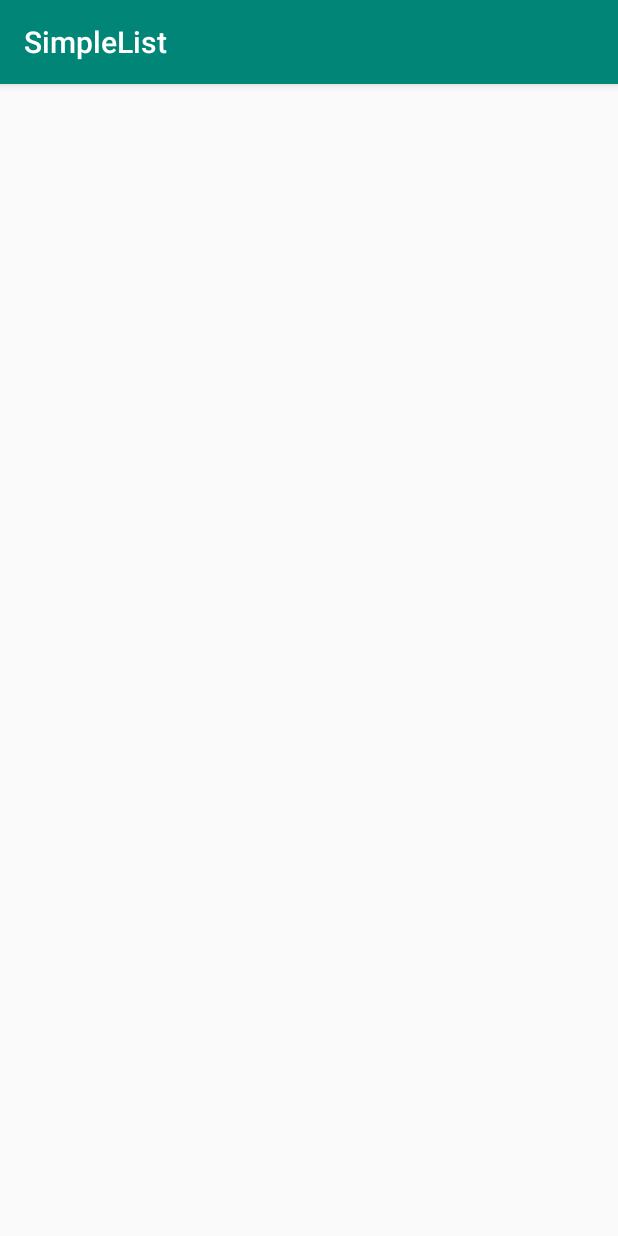
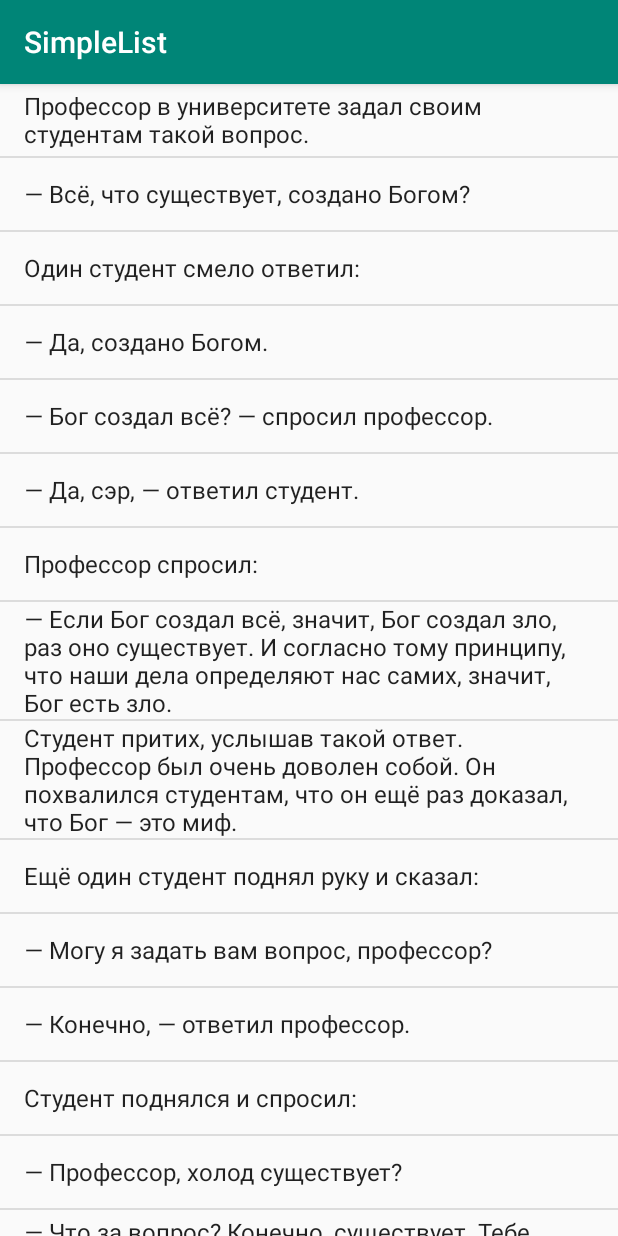
Before and after one commit to kohnoir/SimpleList, an Android app: the screen it shows after launch (MainActivity), on a phone screen of 412 x 824 dp. Run offline under Robolectric (Android 15) with nearby library versions, the phone set to English and light mode, and no system bars.

Commit message:
Caused by: java.lang.NullPointerException: Attempt to invoke virtual method 'android.content.res.Resources android.content.Context.getResources()' on a null object reference

```diff
--- a/app/src/main/java/com/example/simplelist/MainActivity.java
+++ b/app/src/main/java/com/example/simplelist/MainActivity.java
@@ -6,6 +6,7 @@ import androidx.swiperefreshlayout.widget.SwipeRefreshLayout;
 
 import android.content.Context;
 import android.content.SharedPreferences;
+import android.os.BaseBundle;
 import android.os.Bundle;
 import android.view.View;
 import android.widget.AdapterView;
@@ -23,10 +24,8 @@ public class MainActivity extends AppCompatActivity {
     public static final String MY_PREFERENCES = "MyPrefs";
     SwipeRefreshLayout swipeLayout;
     ArrayList<HashMap<String, String>> arrayList = new ArrayList<>();
-    SimpleAdapter adapter;
     HashMap<String, String> map;
-    String[] values = prepareContent();
-
+    BaseAdapter listContentAdapter;
     @Override
     protected void onCreate(Bundle savedInstanceState) {
         super.onCreate(savedInstanceState);
@@ -36,13 +35,13 @@ public class MainActivity extends AppCompatActivity {
 
         map = new HashMap<>();
         for (int i = 0; i < prepareContent().length; i++) {
-            String string = String.valueOf(i);
+            String string = String.valueOf(prepareContent().length);
             map.put(string, prepareContent()[i]);
             arrayList.add(map);
         }
+        String[] values = prepareContent();
 
-
-        BaseAdapter listContentAdapter = createAdapter(values);
+        listContentAdapter = createAdapter(values);
         listView.setAdapter(listContentAdapter);
 
 
@@ -50,7 +49,8 @@ public class MainActivity extends AppCompatActivity {
             @Override
             public void onItemClick(AdapterView<?> parent, View view, int position, long id) {
                 arrayList.remove(position);
-                adapter.notifyDataSetChanged();
+                listContentAdapter.notifyDataSetChanged();
+                listView.setAdapter(listContentAdapter);
             }
         });
         swipeLayout = findViewById(R.id.swiperefresh);
@@ -58,7 +58,8 @@ public class MainActivity extends AppCompatActivity {
             @Override
             public void onRefresh() {
                 swipeLayout.setRefreshing(false);
-                adapter.notifyDataSetChanged();
+                listContentAdapter.notifyDataSetChanged();
+                listView.setAdapter(listContentAdapter);
             }
         });
     }
@@ -66,7 +67,7 @@ public class MainActivity extends AppCompatActivity {
     private void initSharedPreferences() {
         sharedPreferences = getSharedPreferences(MY_PREFERENCES, Context.MODE_PRIVATE);
         for (int i = 0; i < prepareContent().length; i++) {
-            String string = String.valueOf(i);
+            String string = String.valueOf(prepareContent().length);
             sharedPreferences.edit()
                     .putString(string, prepareContent()[i]);
         }
@@ -79,6 +80,6 @@ public class MainActivity extends AppCompatActivity {
 
     @NonNull
     private String[] prepareContent() {
-        return getString(R.string.large_text).split("\n\n");
+        return getString(R.string.large_text).split("\n");
     }
 }
--- a/app/src/main/res/layout/simple_list.xml
+++ b/app/src/main/res/layout/simple_list.xml
@@ -4,15 +4,15 @@
     <TextView
         android:id="@+id/firstTxt"
         android:layout_width="0dp"
-        android:layout_height="300dp"
+        android:layout_height="200dp"
         android:layout_weight="1"
         android:text="Description" />
 
     <TextView
         android:id="@+id/secondTxt"
         android:layout_width="0dp"
-        android:layout_height="300dp"
-        android:layout_weight="2"
+        android:layout_height="200dp"
+        android:layout_weight="3"
         android:text="Name" />
 
 
```
